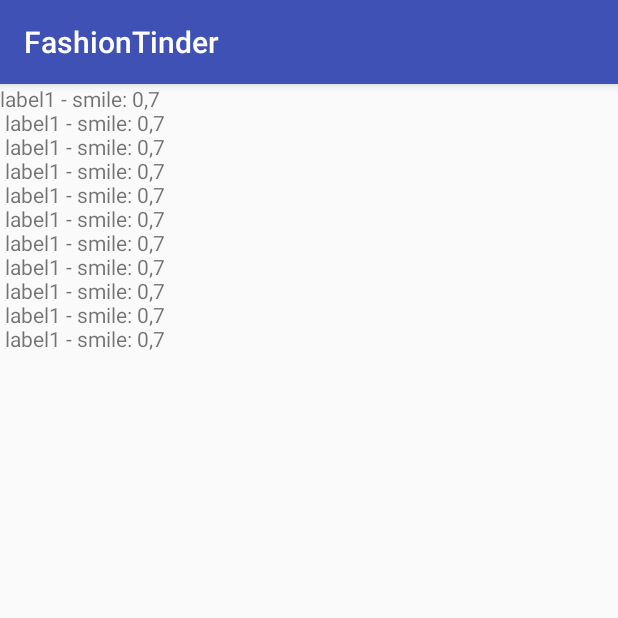
After one commit to davidllorca/FashionTinder, an Android app: the CardInfoActivity screen opened directly, with no data from a screen before it, on a phone screen of 412 x 824 dp, the top half of it. The commit adds this screen. Run offline under Robolectric (Android 15) with nearby library versions, the phone set to English and light mode, and no system bars.

Commit message:
Blank more info activity

```diff
--- a/app/src/main/AndroidManifest.xml
+++ b/app/src/main/AndroidManifest.xml
@@ -2,7 +2,7 @@
 <manifest xmlns:android="http://schemas.android.com/apk/res/android"
     package="com.example.fashiontinder">
 
-    <uses-permission android:name="android.permission.INTERNET"/>
+    <uses-permission android:name="android.permission.INTERNET" />
 
     <application
         android:allowBackup="true"
@@ -18,6 +18,7 @@
                 <category android:name="android.intent.category.LAUNCHER" />
             </intent-filter>
         </activity>
+        <activity android:name=".CardInfoActivity"></activity>
     </application>
 
 </manifest>
--- /dev/null
+++ b/app/src/main/java/com/example/fashiontinder/CardInfoActivity.kt
@@ -0,0 +1,27 @@
+package com.example.fashiontinder
+
+import android.support.v7.app.AppCompatActivity
+import android.os.Bundle
+import android.widget.TextView
+
+class CardInfoActivity : AppCompatActivity() {
+
+    override fun onCreate(savedInstanceState: Bundle?) {
+        super.onCreate(savedInstanceState)
+        setContentView(R.layout.activity_card_info)
+
+        var labelTextView:TextView = findViewById(R.id.product_labels)
+        labelTextView.text = "label1 - smile: 0,7 \n label1 - smile: 0,7 \n" +
+                " label1 - smile: 0,7 \n" +
+                " label1 - smile: 0,7 \n" +
+                " label1 - smile: 0,7 \n" +
+                " label1 - smile: 0,7 \n" +
+                " label1 - smile: 0,7 \n" +
+                " label1 - smile: 0,7 \n" +
+                " label1 - smile: 0,7 \n" +
+                " label1 - smile: 0,7 \n" +
+                " label1 - smile: 0,7 \n"
+    }
+
+    fun setup(product)
+}
--- /dev/null
+++ b/app/src/main/res/drawable/ic_info_outline_white_24dp.xml
@@ -0,0 +1,5 @@
+<vector android:height="24dp" android:tint="#FFFFFF"
+    android:viewportHeight="24.0" android:viewportWidth="24.0"
+    android:width="24dp" xmlns:android="http://schemas.android.com/apk/res/android">
+    <path android:fillColor="#FF000000" android:pathData="M11,17h2v-6h-2v6zM12,2C6.48,2 2,6.48 2,12s4.48,10 10,10 10,-4.48 10,-10S17.52,2 12,2zM12,20c-4.41,0 -8,-3.59 -8,-8s3.59,-8 8,-8 8,3.59 8,8 -3.59,8 -8,8zM11,9h2L13,7h-2v2z"/>
+</vector>
--- /dev/null
+++ b/app/src/main/res/layout/activity_card_info.xml
@@ -0,0 +1,16 @@
+<?xml version="1.0" encoding="utf-8"?>
+<android.support.constraint.ConstraintLayout xmlns:android="http://schemas.android.com/apk/res/android"
+    xmlns:app="http://schemas.android.com/apk/res-auto"
+    xmlns:tools="http://schemas.android.com/tools"
+    android:layout_width="match_parent"
+    android:layout_height="match_parent"
+    tools:context=".CardInfoActivity"
+    tools:layout_editor_absoluteY="81dp">
+
+    <TextView
+        android:id="@+id/product_labels"
+        android:layout_width="match_parent"
+        android:layout_height="wrap_content"
+        android:layout_alignParentTop="true"/>
+
+</android.support.constraint.ConstraintLayout>
--- a/app/src/main/res/layout/overlay_top.xml
+++ b/app/src/main/res/layout/overlay_top.xml
@@ -15,6 +15,6 @@
         android:layout_width="wrap_content"
         android:layout_height="wrap_content"
 
-        android:src="@drawable/Fill"/>
+        android:src="@drawable/fill"/>
 
 </android.support.v7.widget.CardView>
```
Also changed, not shown: app/src/main/java/com/example/fashiontinder/CardAdapter.java (+18 -3 lines), app/src/main/java/com/example/fashiontinder/MainActivity.kt (+8 -2 lines), app/src/main/res/drawable/ic_close_black_24dp.xml (added, +9 -0 lines), app/src/main/res/layout/item_card.xml (+9 -0 lines), app/src/main/res/drawable/fill.png (renamed from app/src/main/res/drawable/Fill.png).
